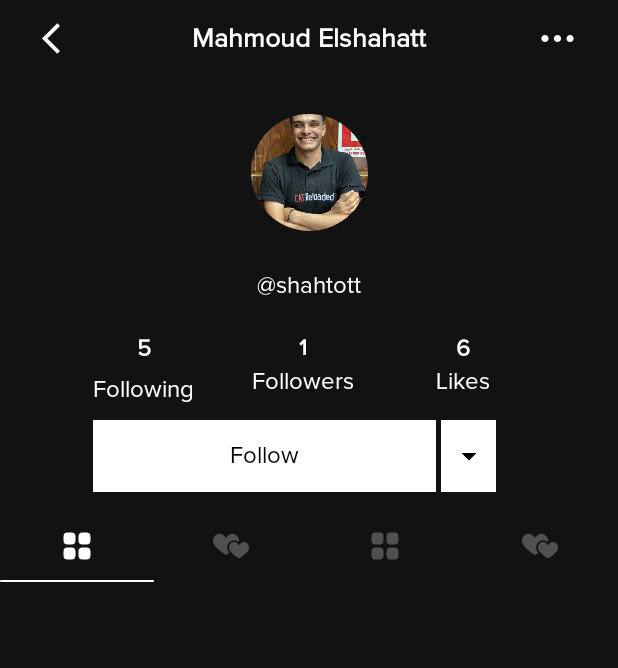
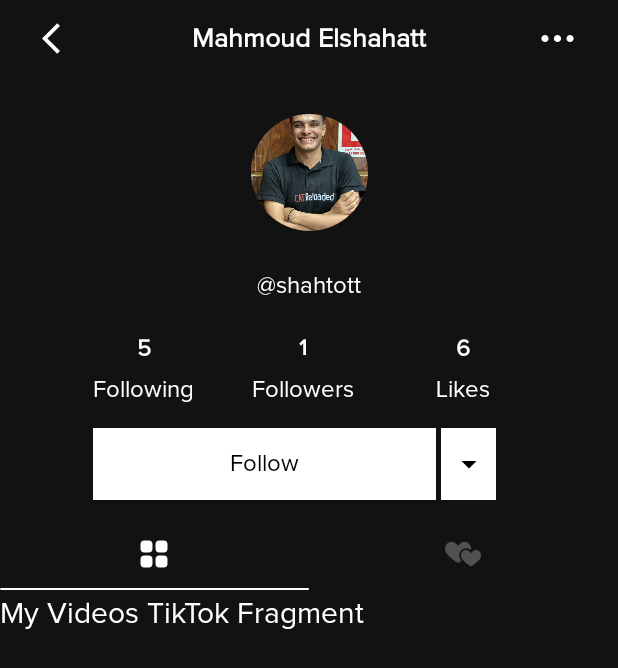
Before and after one commit to MahmoudElshahatt/Sh-Tiktok-clone, an Android app: the screen it shows after launch (MainActivity), after a tap on an icon or button, on a phone screen of 412 x 824 dp. Shown: the top 668 px of the screen. Run offline under Robolectric (Android 15) with nearby library versions, the phone set to English and light mode, and no system bars; our stand-ins replace sdp/ssp sizes.

Commit message:
finish clone

```diff
--- a/app/src/main/java/com/shahott/sh_tiktok_clone/ui/profile/ProfileFragment.kt
+++ b/app/src/main/java/com/shahott/sh_tiktok_clone/ui/profile/ProfileFragment.kt
@@ -40,10 +40,10 @@ class ProfileFragment : Fragment() {
 
     private fun setUpViewPager() {
         pagerAdapter = FragmentPageAdapter(childFragmentManager, lifecycle)
-        binding.tebLayout.apply {
-            addTab(newTab().setIcon(R.drawable.ic_grid))
-            addTab(newTab().setIcon(R.drawable.ic_hearts))
-        }
+//        binding.tebLayout.apply {
+//            addTab(newTab().setIcon(R.drawable.ic_grid))
+//            addTab(newTab().setIcon(R.drawable.ic_hearts))
+//        }
         binding.viewpager.adapter = pagerAdapter
     }
 
--- a/app/src/main/res/layout/fragment_love_videos.xml
+++ b/app/src/main/res/layout/fragment_love_videos.xml
@@ -7,4 +7,12 @@
     tools:context=".ui.profile.LoveVideosFragment">
 
 
+    <TextView
+        android:layout_width="wrap_content"
+        android:layout_height="wrap_content"
+        android:text="Love Fragment"
+        android:textColor="@color/white"
+        android:textSize="20sp" />
+
+
 </FrameLayout>
--- a/app/src/main/res/layout/fragment_my_tik_tok_videos.xml
+++ b/app/src/main/res/layout/fragment_my_tik_tok_videos.xml
@@ -6,4 +6,10 @@
     android:background="#121212"
     tools:context=".ui.profile.MyTikTokVideosFragment">
 
+    <TextView
+        android:layout_width="wrap_content"
+        android:layout_height="wrap_content"
+        android:text="My Videos TikTok Fragment"
+        android:textColor="@color/white"
+        android:textSize="20sp" />
 </FrameLayout>
--- a/app/src/main/res/layout/fragment_profile.xml
+++ b/app/src/main/res/layout/fragment_profile.xml
@@ -136,26 +136,24 @@
         android:id="@+id/textView7"
         android:layout_width="wrap_content"
         android:layout_height="wrap_content"
-        android:layout_marginTop="8dp"
         android:text="Followers"
         android:textColor="@color/white"
         android:textSize="16sp"
         app:layout_constraintEnd_toEndOf="@+id/textView4"
         app:layout_constraintStart_toStartOf="@+id/textView4"
-        app:layout_constraintTop_toBottomOf="@+id/textView4" />
+        app:layout_constraintTop_toTopOf="@+id/textView6" />
 
     <TextView
 
         android:id="@+id/textView8"
         android:layout_width="wrap_content"
         android:layout_height="wrap_content"
-        android:layout_marginTop="8dp"
         android:text="Likes"
         android:textColor="@color/white"
         android:textSize="16sp"
         app:layout_constraintEnd_toEndOf="@+id/textView5"
         app:layout_constraintStart_toStartOf="@+id/textView5"
-        app:layout_constraintTop_toBottomOf="@+id/textView4" />
+        app:layout_constraintTop_toTopOf="@+id/textView7" />
 
     <androidx.appcompat.widget.AppCompatButton
         android:id="@+id/appCompatButton"
```
